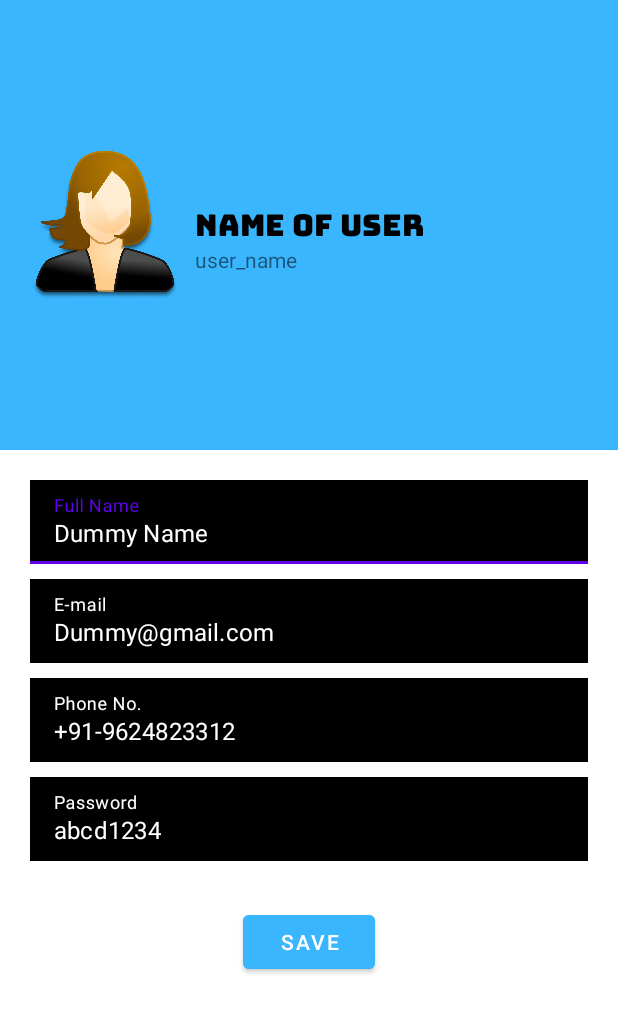
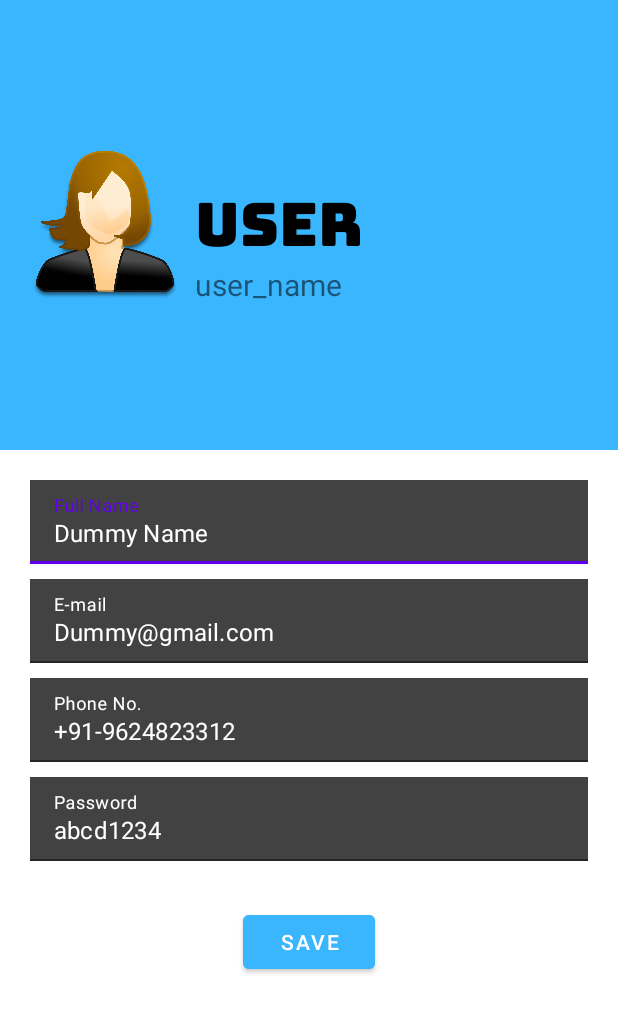
Before and after one commit to anmolkaur18/Benevole, an Android app: the UserProfile screen opened directly, with no data from a screen before it, on a phone screen of 412 x 824 dp. Shown: the top 1013 px of the screen. Run offline under Robolectric (Android 15) with nearby library versions, the phone set to English and light mode, and no system bars; Roboto replaces fonts that are not available here.

Commit message:
Final changes made

```diff
--- a/app/src/main/java/com/example/benevole/UserProfile.java
+++ b/app/src/main/java/com/example/benevole/UserProfile.java
@@ -2,15 +2,30 @@ package com.example.benevole;
 
 import androidx.appcompat.app.AppCompatActivity;
 
+import android.content.Intent;
 import android.os.Bundle;
+import android.view.View;
 import android.view.WindowManager;
+import android.widget.Button;
+import android.widget.Toast;
 
 public class UserProfile extends AppCompatActivity {
+
+    public Button save_btn;
 
     @Override
     protected void onCreate(Bundle savedInstanceState) {
         super.onCreate(savedInstanceState);
         getWindow().setFlags(WindowManager.LayoutParams.FLAG_FULLSCREEN, WindowManager.LayoutParams.FLAG_FULLSCREEN);
         setContentView(R.layout.activity_user_profile);
+
+        save_btn = findViewById(R.id.save_profile);
+
+        save_btn.setOnClickListener(new View.OnClickListener() {
+            @Override
+            public void onClick(View v) {
+                Toast.makeText(UserProfile.this, "Profile Saved Successfully", Toast.LENGTH_SHORT).show();
+            }
+        });
     }
 }
--- a/app/src/main/res/layout/activity_dashboard.xml
+++ b/app/src/main/res/layout/activity_dashboard.xml
@@ -29,8 +29,8 @@
                 android:layout_height="wrap_content"
                 android:layout_alignRight="@+id/imageView"
                 android:layout_marginRight="-224dp"
-                android:backgroundTint="@color/black"
                 android:text="View Profile"
+                android:backgroundTint="#3ab6ff"
                 android:layout_marginTop="15dp"
                 android:textColor="@color/white"
                 android:gravity="center"
--- a/app/src/main/res/layout/activity_user_profile.xml
+++ b/app/src/main/res/layout/activity_user_profile.xml
@@ -25,8 +25,8 @@
             android:id="@+id/full_name"
             android:layout_width="wrap_content"
             android:layout_height="wrap_content"
-            android:text="Name of User"
-            android:textSize="20sp"
+            android:text="USER "
+            android:textSize="40sp"
             android:fontFamily="@font/bungee"
             android:layout_toRightOf="@id/profile_img"
             android:layout_centerVertical="true"
@@ -39,7 +39,7 @@
             android:layout_height="wrap_content"
             android:layout_below="@id/full_name"
             android:text="user_name"
-            android:textSize="14sp"
+            android:textSize="20sp"
             android:layout_toRightOf="@id/profile_img"
             android:layout_centerVertical="true"
             android:layout_marginLeft="10dp"/>
@@ -63,7 +63,7 @@
             <com.google.android.material.textfield.TextInputEditText
                 android:layout_width="match_parent"
                 android:layout_height="wrap_content"
-                android:background="@color/black"
+                android:background="@color/cardview_dark_background"
                 android:textColor="@color/white"
                 android:text="Dummy Name"/>
 
@@ -79,7 +79,7 @@
             <com.google.android.material.textfield.TextInputEditText
                 android:layout_width="match_parent"
                 android:layout_height="wrap_content"
-                android:background="@color/black"
+                android:background="@color/cardview_dark_background"
                 android:textColor="@color/white"
                 android:text="Dummy@gmail.com"/>
 
@@ -96,7 +96,7 @@
                 android:layout_width="match_parent"
                 android:layout_height="wrap_content"
                 android:textColor="@color/white"
-                android:background="@color/black"
+                android:background="@color/cardview_dark_background"
                 android:text="+91-9624823312"/>
 
         </com.google.android.material.textfield.TextInputLayout>
@@ -111,7 +111,7 @@
             <com.google.android.material.textfield.TextInputEditText
                 android:layout_width="match_parent"
                 android:layout_height="wrap_content"
-                android:background="@color/black"
+                android:background="@color/cardview_dark_background"
                 android:textColor="@color/white"
                 android:text="abcd1234"/>
 
@@ -121,6 +121,7 @@
     </LinearLayout>
 
     <Button
+        android:id="@+id/save_profile"
         android:layout_width="wrap_content"
         android:layout_height="wrap_content"
         android:layout_gravity="center"
```
Also changed, not shown: app/src/main/res/layout/activity_show_events.xml (+11 -0 lines).
